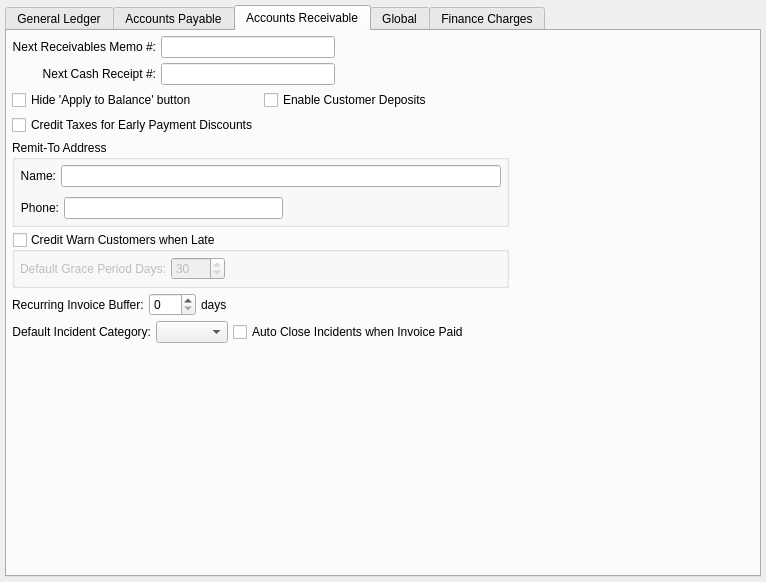
Old version of the form guiclient/configureGL.ui in the repository Pegasus-RPG/xtuple-client.
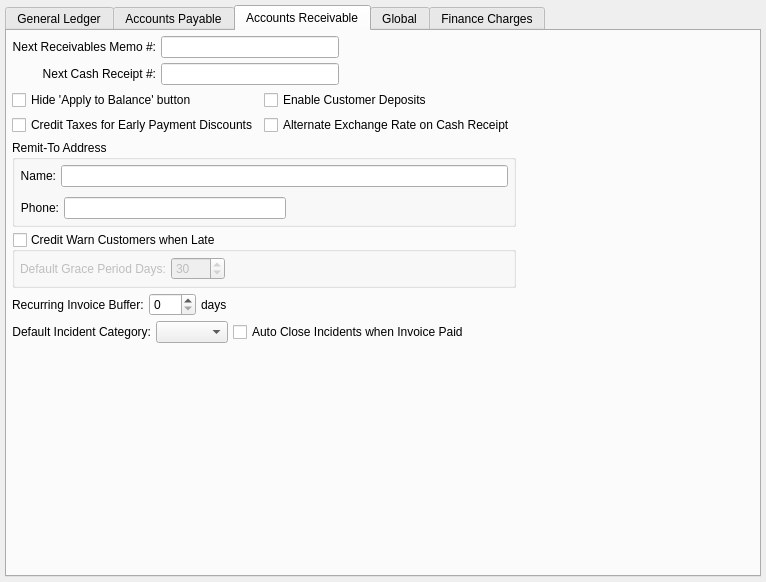
New version of the form. The open tabs and pages were chosen to show the change. Custom widgets are drawn as their Qt base class.

Patch:
```diff
--- a/guiclient/configureGL.ui
+++ b/guiclient/configureGL.ui
@@ -1265,6 +1265,13 @@
                </property>
               </widget>
              </item>
+             <item row="2" column="1">
+              <widget class="QCheckBox" name="_altCashExchangeRate">
+               <property name="text">
+                <string>Alternate Exchange Rate on Cash Receipt</string>
+               </property>
+              </widget>
+             </item>
             </layout>
            </item>
            <item>
```
